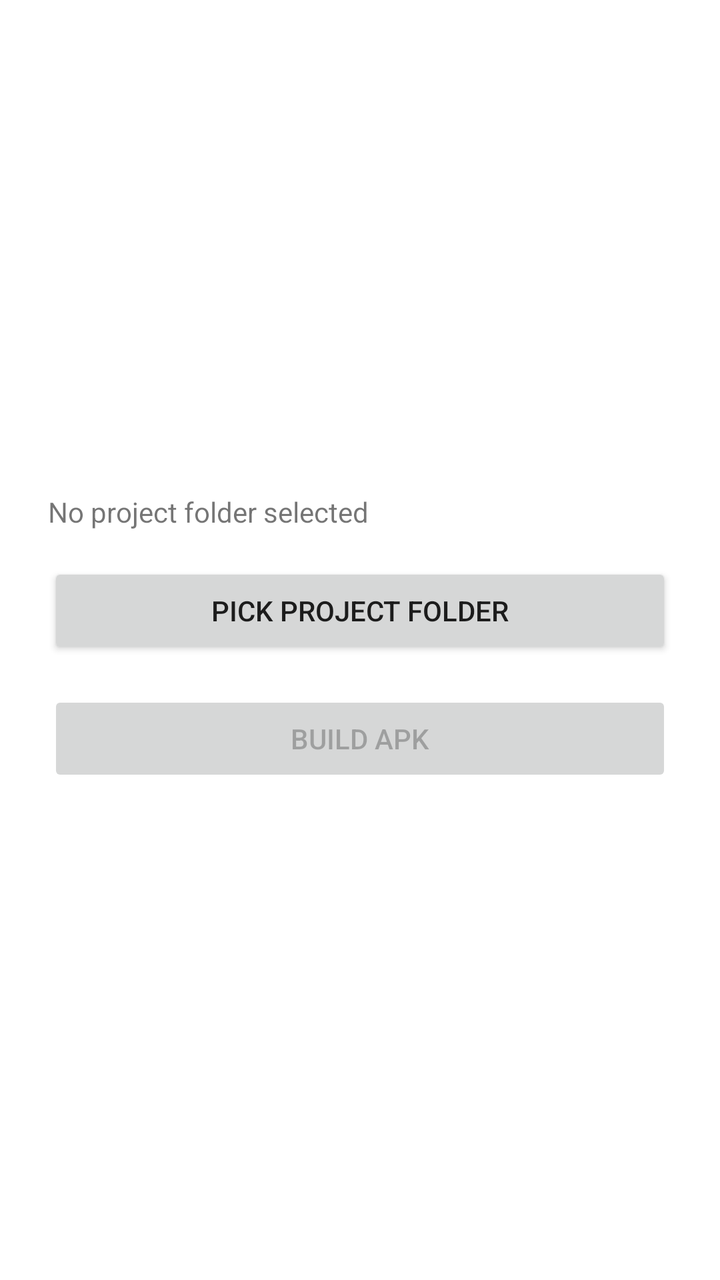
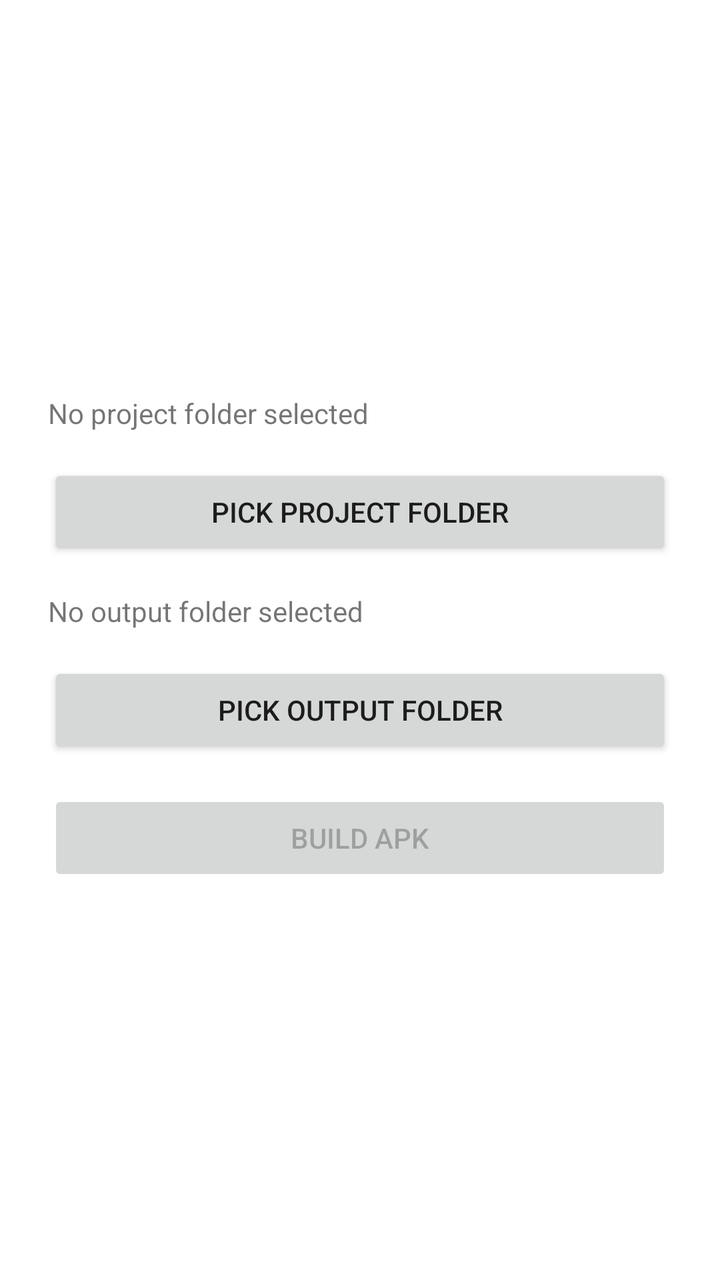

Compare the two renders of this Android layout. The source of the first and the diff that turns it into the second are given below.
<!-- AndroidManifest.xml: application theme Theme.KotlinCompilerApp -->
<!-- res/layout/activity_main.xml -->
<?xml version="1.0" encoding="utf-8"?>
<LinearLayout xmlns:android="http://schemas.android.com/apk/res/android"
    android:layout_width="match_parent"
    android:layout_height="match_parent"
    android:orientation="vertical"
    android:padding="24dp"
    android:gravity="center">

    <TextView
        android:id="@+id/textSelectedProject"
        android:layout_width="match_parent"
        android:layout_height="wrap_content"
        android:text="@string/no_project_selected"
        android:paddingBottom="16dp" />

    <Button
        android:id="@+id/buttonPickProject"
        android:layout_width="match_parent"
        android:layout_height="wrap_content"
        android:text="@string/pick_project_folder" />

    <Button
        android:id="@+id/buttonBuild"
        android:layout_width="match_parent"
        android:layout_height="wrap_content"
        android:layout_marginTop="16dp"
        android:enabled="false"
        android:text="@string/build_apk" />

</LinearLayout>
<!-- resources referenced by this layout -->
<resources>
  <string name="build_apk">Build APK</string>
  <string name="no_project_selected">No project folder selected</string>
  <string name="pick_project_folder">Pick Project Folder</string>
  <style name="Theme.KotlinCompilerApp" parent="Theme.MaterialComponents.DayNight.NoActionBar" />
</resources>

<!-- the commit's change to res/layout/activity_main.xml (unified diff, before → after) -->
@@ -19,6 +19,20 @@
         android:layout_height="wrap_content"
         android:text="@string/pick_project_folder" />
 
+    <TextView
+        android:id="@+id/textSelectedOutput"
+        android:layout_width="match_parent"
+        android:layout_height="wrap_content"
+        android:text="@string/no_output_selected"
+        android:paddingTop="16dp"
+        android:paddingBottom="16dp" />
+
+    <Button
+        android:id="@+id/buttonPickOutput"
+        android:layout_width="match_parent"
+        android:layout_height="wrap_content"
+        android:text="@string/pick_output_folder" />
+
     <Button
         android:id="@+id/buttonBuild"
         android:layout_width="match_parent"
<!-- resource entries referenced after the edit -->
@@ -1,7 +1,9 @@
 <!-- resources referenced by this layout -->
 <resources>
   <string name="build_apk">Build APK</string>
+  <string name="no_output_selected">No output folder selected</string>
   <string name="no_project_selected">No project folder selected</string>
+  <string name="pick_output_folder">Pick Output Folder</string>
   <string name="pick_project_folder">Pick Project Folder</string>
   <style name="Theme.KotlinCompilerApp" parent="Theme.MaterialComponents.DayNight.NoActionBar" />
 </resources>
